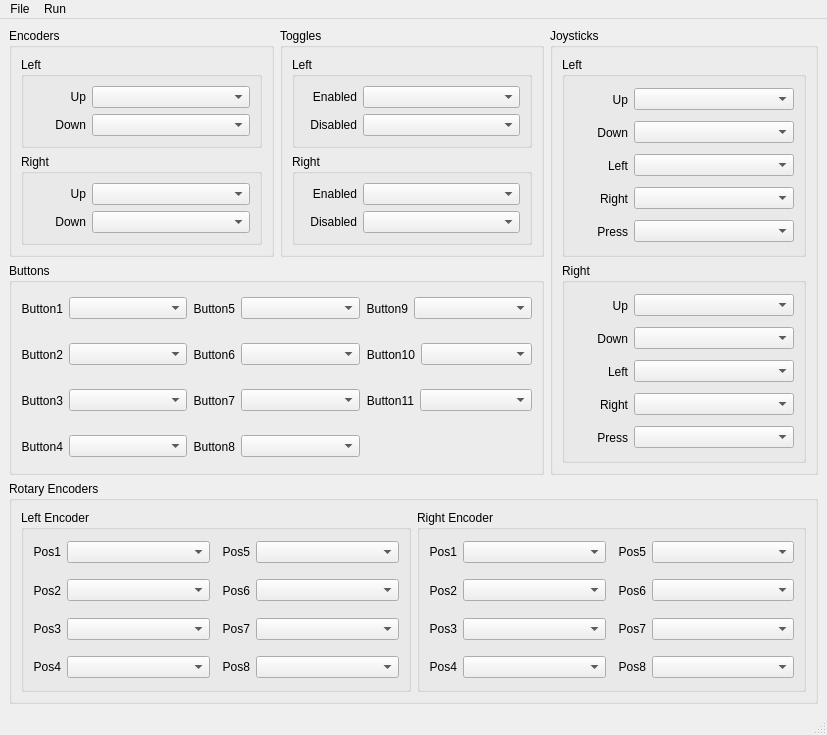
m-alexeev/wheel-serial, file ui/designer/mainWindow.ui: the form before one commit.
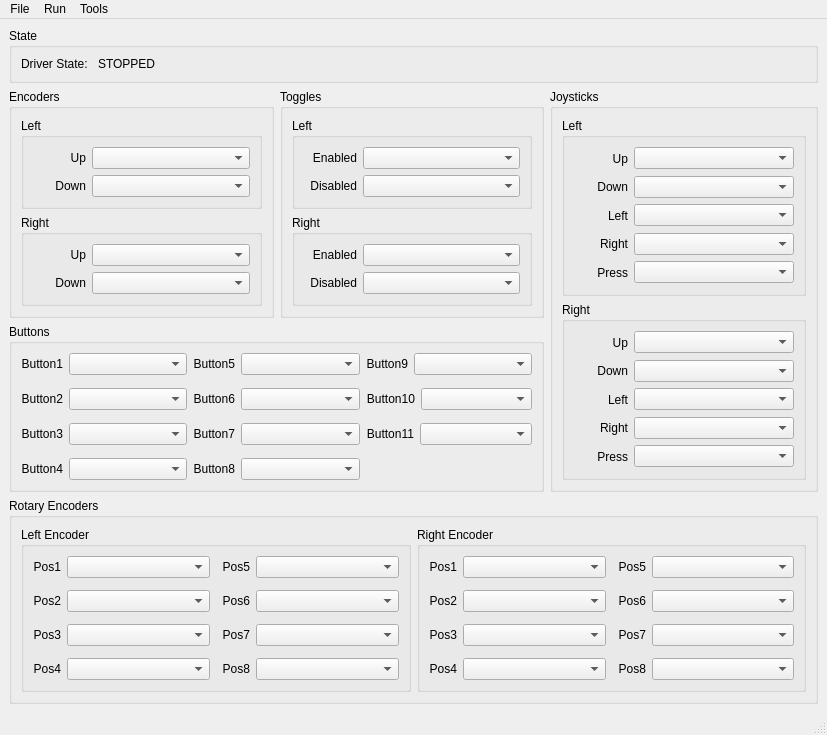
The form after the commit.

What changed in the file:
```diff
--- a/ui/designer/mainWindow.ui
+++ b/ui/designer/mainWindow.ui
@@ -22,7 +22,34 @@
    </property>
    <layout class="QHBoxLayout" name="horizontalLayout_19">
     <item>
-     <layout class="QVBoxLayout" name="verticalLayout_2" stretch="2,1">
+     <layout class="QVBoxLayout" name="verticalLayout_2" stretch="0,2,1">
+      <item>
+       <widget class="QGroupBox" name="groupBox_3">
+        <property name="title">
+         <string>State</string>
+        </property>
+        <layout class="QVBoxLayout" name="verticalLayout_23">
+         <item>
+          <layout class="QHBoxLayout" name="horizontalLayout_4" stretch="1,10">
+           <item>
+            <widget class="QLabel" name="label_3">
+             <property name="text">
+              <string>Driver State:</string>
+             </property>
+            </widget>
+           </item>
+           <item>
+            <widget class="QLabel" name="driverStateLabel">
+             <property name="text">
+              <string>STOPPED</string>
+             </property>
+            </widget>
+           </item>
+          </layout>
+         </item>
+        </layout>
+       </widget>
+      </item>
       <item>
        <layout class="QHBoxLayout" name="horizontalLayout_71" stretch="2,1">
         <item>
@@ -2140,8 +2167,15 @@
     <addaction name="actionRun"/>
     <addaction name="actionStop"/>
    </widget>
+   <widget class="QMenu" name="menuTootls">
+    <property name="title">
+     <string>Tools</string>
+    </property>
+    <addaction name="actionSerialMonitor"/>
+   </widget>
    <addaction name="menuFile"/>
    <addaction name="menuRun"/>
+   <addaction name="menuTootls"/>
   </widget>
   <action name="actionSave">
    <property name="text">
```
Left out of the diff: 8 changed lines with no effect on the pictures.
